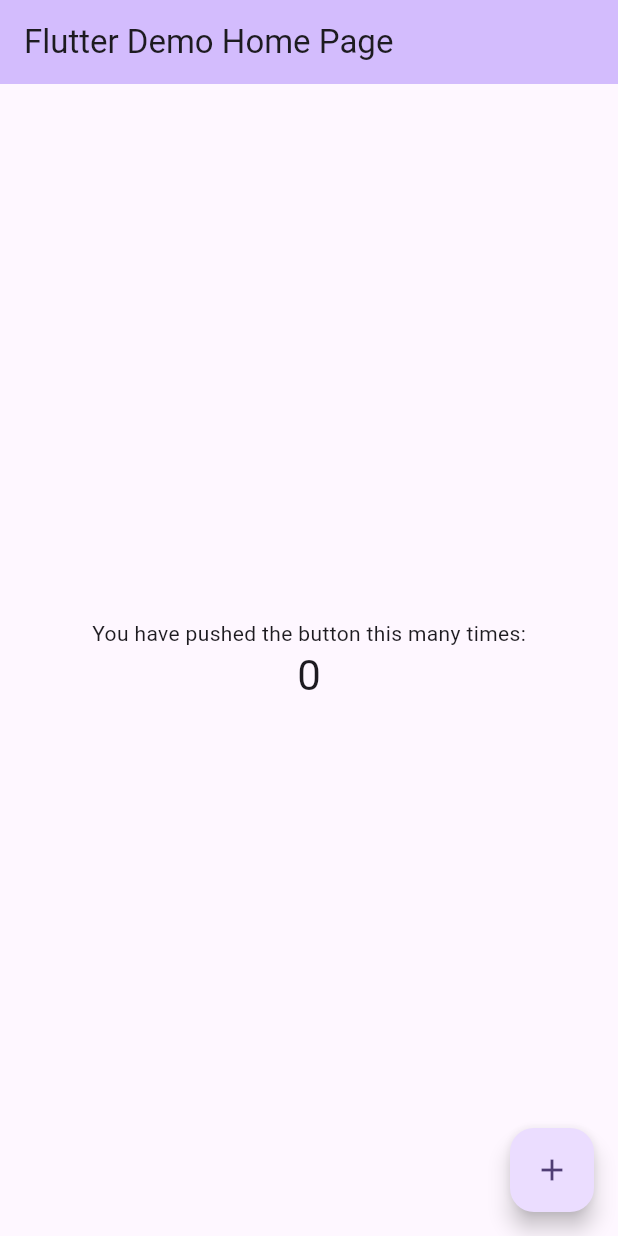
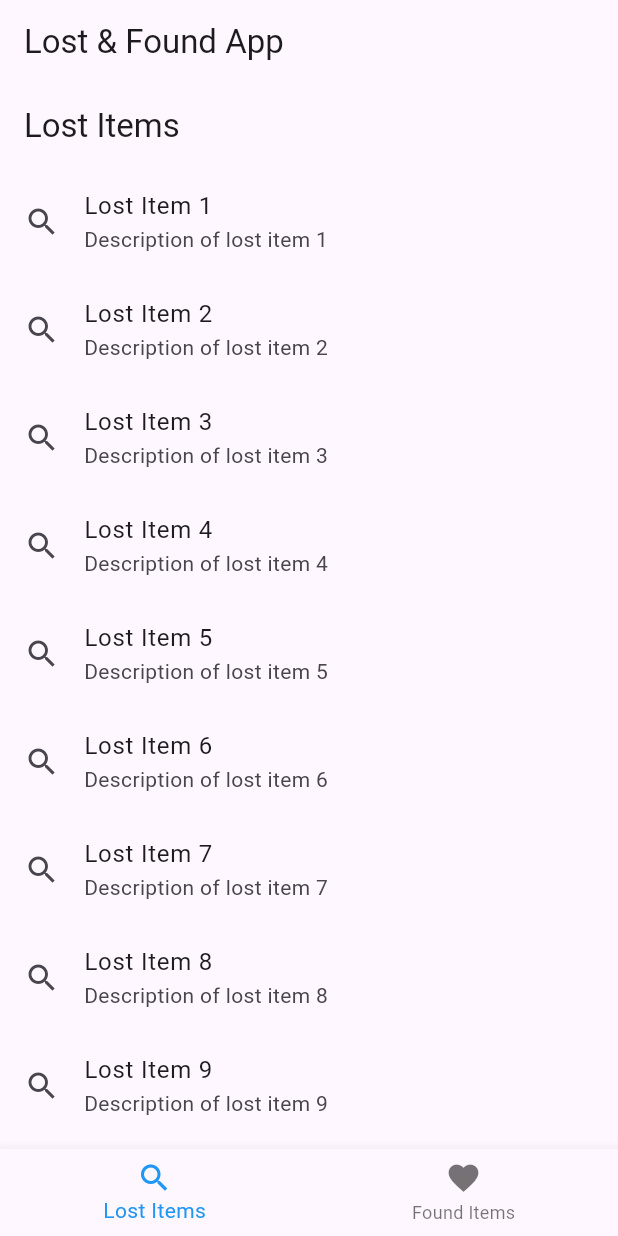
Before and after one commit to Shiva7ganesh/TraceHub, a Flutter app: the screen it shows after launch, on a phone screen of 412 x 824 dp. Run offline on Flutter 3.47's test engine with Material 3 defaults, Android fonts, the phone set to English and light mode, and no system bars.

Commit message:
Added basic layout of app

```diff
--- /dev/null
+++ b/lib/LostItemDetailsPage.dart
@@ -0,0 +1,15 @@
+import 'package:flutter/material.dart';
+
+class LostItemDetailsPage extends StatelessWidget {
+  @override
+  Widget build(BuildContext context) {
+    return Scaffold(
+      appBar: AppBar(
+        title: Text('Lost Item Details'),
+      ),
+      body: Center(
+        child: Text('Detailed view of the selected lost item'),
+      ),
+    );
+  }
+}
--- /dev/null
+++ b/lib/MyHomePage.dart
@@ -0,0 +1,65 @@
+import 'package:flutter/material.dart';
+import 'found_items_page.dart'; // Import FoundItemsPage widget here
+import 'lost_items_page.dart'; // Import LostItemsPage widget here
+
+void main() {
+  runApp(MyApp());
+}
+
+class MyApp extends StatelessWidget {
+  @override
+  Widget build(BuildContext context) {
+    return MaterialApp(
+      title: 'Lost & Found App',
+      theme: ThemeData(
+        primarySwatch: Colors.blue,
+      ),
+      home: MyHomePage(),
+    );
+  }
+}
+
+class MyHomePage extends StatefulWidget {
+  @override
+  _MyHomePageState createState() => _MyHomePageState();
+}
+
+class _MyHomePageState extends State<MyHomePage> {
+  int _selectedIndex = 0;
+
+  static List<Widget> _widgetOptions = <Widget>[
+    LostItemsPage(), // Use LostItemsPage widget
+    FoundItemsPage(), // Use FoundItemsPage widget
+  ];
+
+  void _onItemTapped(int index) {
+    setState(() {
+      _selectedIndex = index;
+    });
+  }
+
+  @override
+  Widget build(BuildContext context) {
+    return Scaffold(
+      appBar: AppBar(
+        title: Text('Lost & Found App'),
+      ),
+      body: _widgetOptions.elementAt(_selectedIndex),
+      bottomNavigationBar: BottomNavigationBar(
+        items: const <BottomNavigationBarItem>[
+          BottomNavigationBarItem(
+            icon: Icon(Icons.search),
+            label: 'Lost Items',
+          ),
+          BottomNavigationBarItem(
+            icon: Icon(Icons.favorite),
+            label: 'Found Items',
+          ),
+        ],
+        currentIndex: _selectedIndex,
+        selectedItemColor: Colors.blue,
+        onTap: _onItemTapped,
+      ),
+    );
+  }
+}
--- /dev/null
+++ b/lib/found_item_details_page.dart
@@ -0,0 +1,15 @@
+import 'package:flutter/material.dart';
+
+class FoundItemDetailsPage extends StatelessWidget {
+  @override
+  Widget build(BuildContext context) {
+    return Scaffold(
+      appBar: AppBar(
+        title: Text('Found Item Details'),
+      ),
+      body: Center(
+        child: Text('Detailed view of the selected found item'),
+      ),
+    );
+  }
+}
--- /dev/null
+++ b/lib/lost_items_page.dart
@@ -0,0 +1,31 @@
+import 'package:flutter/material.dart';
+import 'package:lostandfound/LostItemDetailsPage.dart'; // Import your LostItemDetailsPage widget here
+
+class LostItemsPage extends StatelessWidget {
+  @override
+  Widget build(BuildContext context) {
+    return Scaffold(
+      appBar: AppBar(
+        title: Text('Lost Items'),
+      ),
+      body: ListView.builder(
+        itemCount: 10, // Change this to the actual number of lost items
+        itemBuilder: (context, index) {
+          // Replace this with your actual lost item widget
+          return ListTile(
+            title: Text('Lost Item ${index + 1}'),
+            subtitle: Text('Description of lost item ${index + 1}'),
+            leading: Icon(Icons.search),
+            onTap: () {
+              // Navigate to detailed view of the selected lost item
+              Navigator.push(
+                context,
+                MaterialPageRoute(builder: (context) => LostItemDetailsPage()),
+              );
+            },
+          );
+        },
+      ),
+    );
+  }
+}
--- a/lib/main.dart
+++ b/lib/main.dart
@@ -1,125 +1,19 @@
 import 'package:flutter/material.dart';
+import 'package:lostandfound/MyHomePage.dart'; // Import your HomePage widget here
 
 void main() {
-  runApp(const MyApp());
+  runApp(MyApp());
 }
 
 class MyApp extends StatelessWidget {
-  const MyApp({super.key});
-
-  // This widget is the root of your application.
   @override
   Widget build(BuildContext context) {
     return MaterialApp(
-      title: 'Flutter Demo',
+      title: 'Lost & Found App',
       theme: ThemeData(
-        // This is the theme of your application.
-        //
-        // TRY THIS: Try running your application with "flutter run". You'll see
-        // the application has a purple toolbar. Then, without quitting the app,
-        // try changing the seedColor in the colorScheme below to Colors.green
-        // and then invoke "hot reload" (save your changes or press the "hot
-        // reload" button in a Flutter-supported IDE, or press "r" if you used
-        // the command line to start the app).
-        //
-        // Notice that the counter didn't reset back to zero; the application
-        // state is not lost during the reload. To reset the state, use hot
-        // restart instead.
-        //
-        // This works for code too, not just values: Most code changes can be
-        // tested with just a hot reload.
-        colorScheme: ColorScheme.fromSeed(seedColor: Colors.deepPurple),
-        useMaterial3: true,
+        primarySwatch: Colors.blue,
       ),
-      home: const MyHomePage(title: 'Flutter Demo Home Page'),
+      home: MyHomePage(), // Set your HomePage as the home screen
     );
   }
 }
-
-class MyHomePage extends StatefulWidget {
-  const MyHomePage({super.key, required this.title});
-
-  // This widget is the home page of your application. It is stateful, meaning
-  // that it has a State object (defined below) that contains fields that affect
-  // how it looks.
-
-  // This class is the configuration for the state. It holds the values (in this
-  // case the title) provided by the parent (in this case the App widget) and
-  // used by the build method of the State. Fields in a Widget subclass are
-  // always marked "final".
-
-  final String title;
-
-  @override
-  State<MyHomePage> createState() => _MyHomePageState();
-}
-
-class _MyHomePageState extends State<MyHomePage> {
-  int _counter = 0;
-
-  void _incrementCounter() {
-    setState(() {
-      // This call to setState tells the Flutter framework that something has
-      // changed in this State, which causes it to rerun the build method below
-      // so that the display can reflect the updated values. If we changed
-      // _counter without calling setState(), then the build method would not be
-      // called again, and so nothing would appear to happen.
-      _counter++;
-    });
-  }
-
-  @override
-  Widget build(BuildContext context) {
-    // This method is rerun every time setState is called, for instance as done
-    // by the _incrementCounter method above.
-    //
-    // The Flutter framework has been optimized to make rerunning build methods
-    // fast, so that you can just rebuild anything that needs updating rather
-    // than having to individually change instances of widgets.
-    return Scaffold(
-      appBar: AppBar(
-        // TRY THIS: Try changing the color here to a specific color (to
-        // Colors.amber, perhaps?) and trigger a hot reload to see the AppBar
-        // change color while the other colors stay the same.
-        backgroundColor: Theme.of(context).colorScheme.inversePrimary,
-        // Here we take the value from the MyHomePage object that was created by
-        // the App.build method, and use it to set our appbar title.
-        title: Text(widget.title),
-      ),
-      body: Center(
-        // Center is a layout widget. It takes a single child and positions it
-        // in the middle of the parent.
-        child: Column(
-          // Column is also a layout widget. It takes a list of children and
-          // arranges them vertically. By default, it sizes itself to fit its
-          // children horizontally, and tries to be as tall as its parent.
-          //
-          // Column has various properties to control how it sizes itself and
-          // how it positions its children. Here we use mainAxisAlignment to
-          // center the children vertically; the main axis here is the vertical
-          // axis because Columns are vertical (the cross axis would be
-          // horizontal).
-          //
-          // TRY THIS: Invoke "debug painting" (choose the "Toggle Debug Paint"
-          // action in the IDE, or press "p" in the console), to see the
-          // wireframe for each widget.
-          mainAxisAlignment: MainAxisAlignment.center,
-          children: <Widget>[
-            const Text(
-              'You have pushed the button this many times:',
-            ),
-            Text(
-              '$_counter',
-              style: Theme.of(context).textTheme.headlineMedium,
-            ),
-          ],
-        ),
-      ),
-      floatingActionButton: FloatingActionButton(
-        onPressed: _incrementCounter,
-        tooltip: 'Increment',
-        child: const Icon(Icons.add),
-      ), // This trailing comma makes auto-formatting nicer for build methods.
-    );
-  }
-}
```
Also changed, not shown: lib/found_items_page.dart (added, +31 -0 lines).
